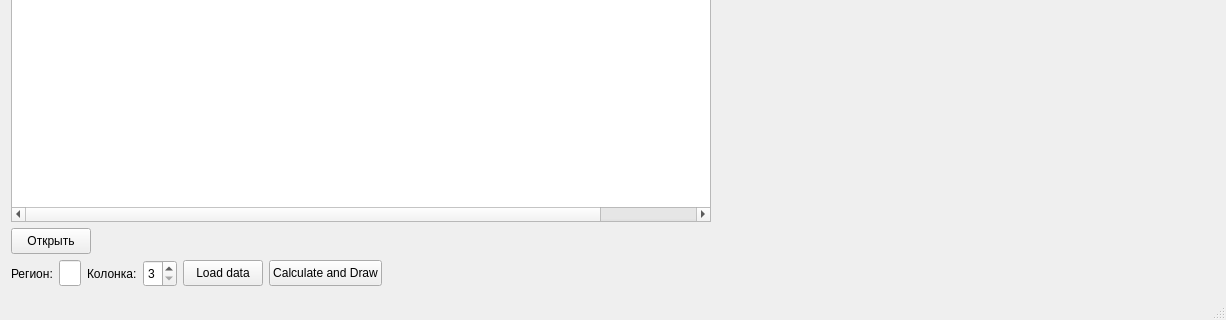
Old version of the form 2Dvisual/view.ui in the repository smurfomen/visualization; both pictures show x 0 to 1226 and y 334 to 654 of the 1226 by 654 pixel window.
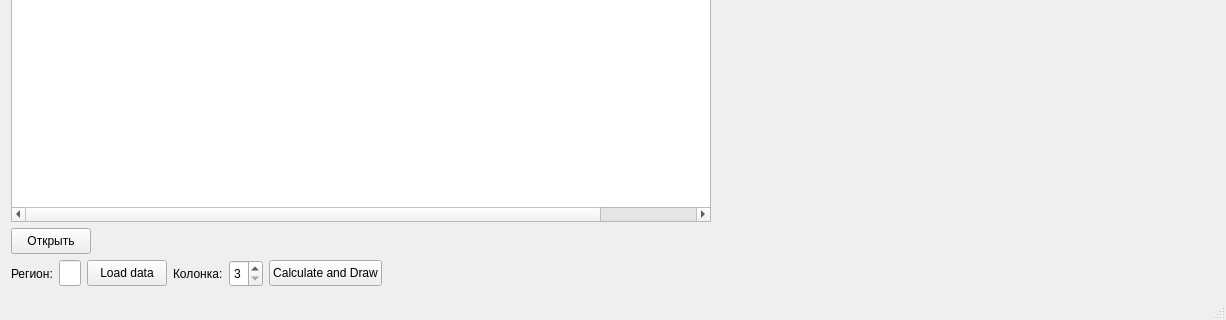
New version of the form. Custom widgets are drawn as their Qt base class.

Commit message: в 2D можно нажать на ячейку в таблице и график перестроится под регион из нажатой строки и колонку нажатой ячейки

What changed in the file:
```diff
--- a/2Dvisual/view.ui
+++ b/2Dvisual/view.ui
@@ -139,6 +139,32 @@
           </property>
          </widget>
         </item>
+        <item>
+         <widget class="QPushButton" name="loadData">
+          <property name="maximumSize">
+           <size>
+            <width>16777215</width>
+            <height>26</height>
+           </size>
+          </property>
+          <property name="text">
+           <string>Load data</string>
+          </property>
+         </widget>
+        </item>
+        <item>
+         <spacer name="horizontalSpacer_3">
+          <property name="orientation">
+           <enum>Qt::Horizontal</enum>
+          </property>
+          <property name="sizeHint" stdset="0">
+           <size>
+            <width>40</width>
+            <height>20</height>
+           </size>
+          </property>
+         </spacer>
+        </item>
         <item>
          <widget class="QLabel" name="label_2">
           <property name="maximumSize">
@@ -168,19 +194,6 @@
           </property>
          </widget>
         </item>
-        <item>
-         <widget class="QPushButton" name="loadData">
-          <property name="maximumSize">
-           <size>
-            <width>16777215</width>
-            <height>26</height>
-           </size>
-          </property>
-          <property name="text">
-           <string>Load data</string>
-          </property>
-         </widget>
-        </item>
         <item>
          <widget class="QPushButton" name="CalculateAndDraw">
           <property name="maximumSize">
```
The commit also changes 2 other files.
